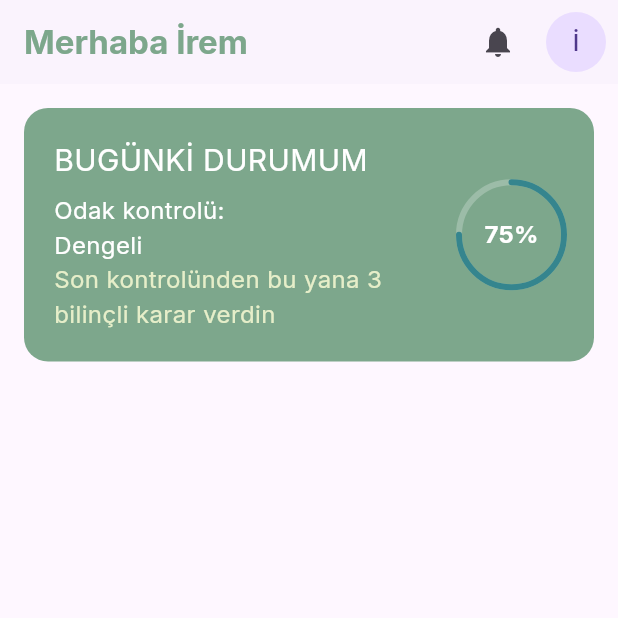
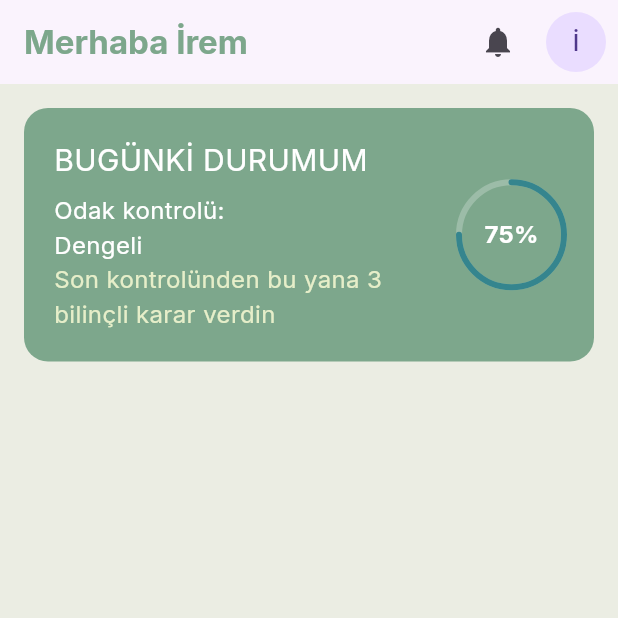
Before and after one commit to sceneup/bagimlilikla_mucadele, a Flutter app: the screen it shows after launch, on a phone screen of 412 x 824 dp, the top half of it. Run offline on Flutter 3.47's test engine with Material 3 defaults, Android fonts, the phone set to English and light mode, and no system bars.

Commit message:
arkaplan renk

```diff
--- a/lib/features/anasayfa/views/anasayfa_view.dart
+++ b/lib/features/anasayfa/views/anasayfa_view.dart
@@ -9,6 +9,7 @@ class AnasayfaView extends StatelessWidget {
   @override
   Widget build(BuildContext context) {
     return const Scaffold(
+      backgroundColor: Color(0xFFEBEDE3),
       appBar: CustomAppBar(
         title: 'Merhaba İrem',
         centerTitle: false,
```
